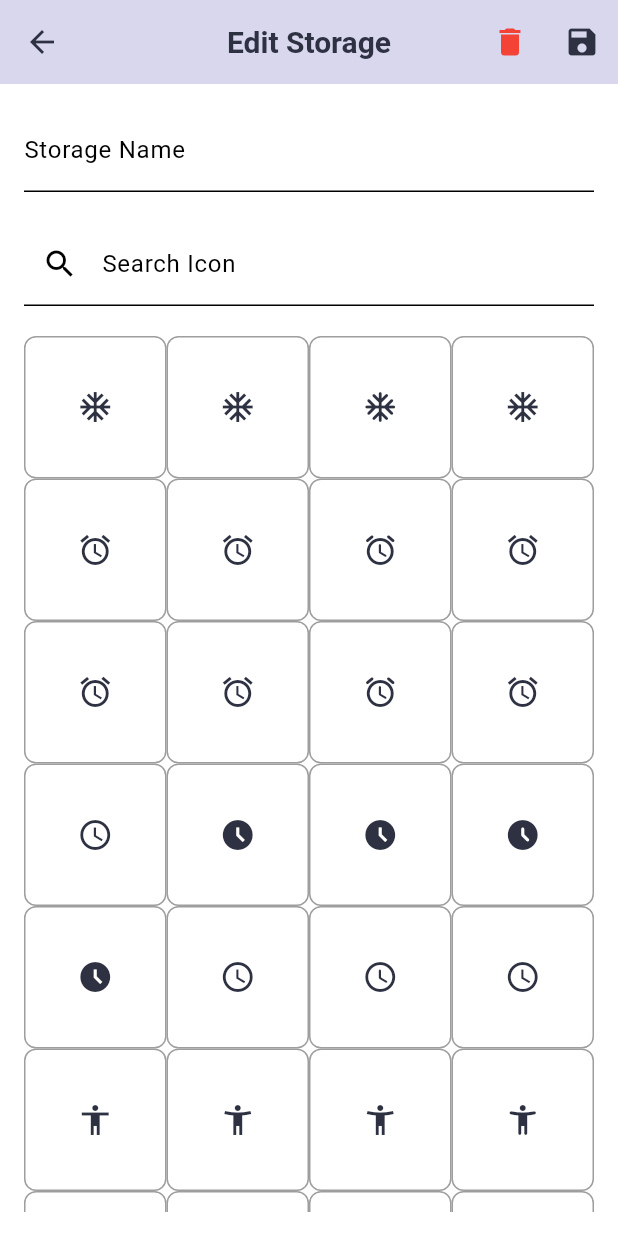
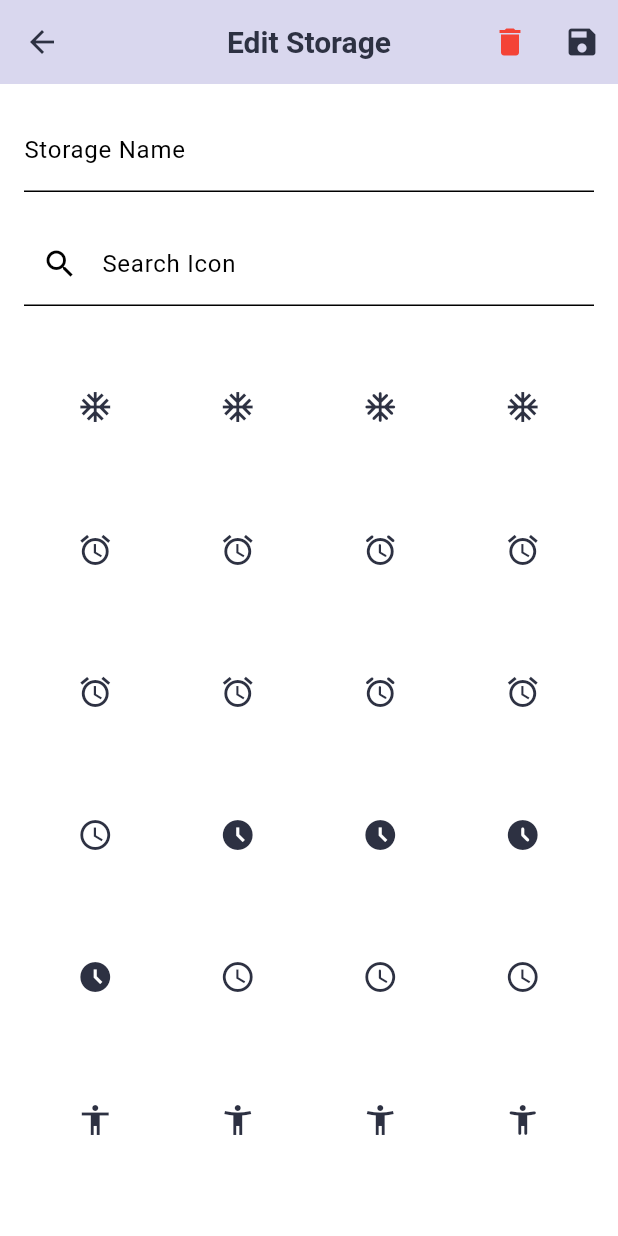
Before and after one commit to andreaferraboli/tracker, a Flutter app: the EditStorageScreen screen opened directly with empty values, on a phone screen of 412 x 824 dp. Run offline on Flutter 3.47's test engine with Material 3 defaults, Android fonts, the phone set to English and light mode, and no system bars; drawn by our look-alikes of toastification; our stand-ins replace cloud_firestore, firebase_auth, firebase_core, firebase_storage, fl_chart, flutter_colorpicker and 6 more; accounts and stored records are empty; generated files the repository leaves out were written again; network calls fail.

Commit message:
small fixes dad

```diff
--- a/lib/l10n/app_en.arb
+++ b/lib/l10n/app_en.arb
@@ -156,7 +156,7 @@
   "purchaseDate": "Purchase Date",
   "quantity": "Quantity",
   "quantityInKg": "Quantity in weight (kg)",
-  "quantityOwned": "Quantity Owned",
+  "quantityOwned": "Packages Owned",
   "quantityUnitOwned": "Units Owned",
   "quantityWeightOwned": "total weight owned",
   "recipeTips": "Recipe Tips",
--- a/lib/l10n/app_es.arb
+++ b/lib/l10n/app_es.arb
@@ -157,7 +157,7 @@
   "purchaseDate": "Fecha de compra",
   "quantity": "Cantidad",
   "quantityInKg": "Cantidad en peso (kg)",
-  "quantityOwned": "Cantidad disponible",
+  "quantityOwned": "Contidad disponible",
   "quantityUnitOwned": "Unidades disponibles",
   "quantityWeightOwned": "Peso total disponible",
   "recipeTips": "Consejos de recetas",
--- a/lib/l10n/app_fr.arb
+++ b/lib/l10n/app_fr.arb
@@ -156,7 +156,7 @@
   "purchaseDate": "Date d'achat",
   "quantity": "Quantité",
   "quantityInKg": "Quantité en poids (kg)",
-  "quantityOwned": "Quantité possédée",
+  "quantityOwned": "Contenance possédée",
   "quantityUnitOwned": "Unités possédées",
   "quantityWeightOwned": "Poids total possédé",
   "recipeTips": "Conseils de recettes",
--- a/lib/l10n/app_it.arb
+++ b/lib/l10n/app_it.arb
@@ -156,7 +156,7 @@
   "purchaseDate": "Data di acquisto",
   "quantity": "Quantità",
   "quantityInKg": "Quantità in peso (kg)",
-  "quantityOwned": "Quantità posseduta",
+  "quantityOwned": "Confezioni possedute",
   "quantityUnitOwned": "Unità possedute",
   "quantityWeightOwned": "Peso totale posseduto",
   "recipeTips": "Consigli per la ricetta",
--- a/lib/routes/edit_storage_screen.dart
+++ b/lib/routes/edit_storage_screen.dart
@@ -141,9 +141,10 @@ class EditStorageScreenState extends ConsumerState<EditStorageScreen> {
                   child: Container(
                     decoration: BoxDecoration(
                       border: Border.all(
+                          width: 3,
                           color: selectedIcon == iconName
-                              ? Theme.of(context).primaryColor
-                              : Colors.grey),
+                              ? Theme.of(context).colorScheme.primary
+                              : Colors.transparent),
                       borderRadius: BorderRadius.circular(8),
                     ),
                     child: Center(
--- a/lib/routes/expense_detail_screen.dart
+++ b/lib/routes/expense_detail_screen.dart
@@ -238,8 +238,10 @@ class ExpenseDetailScreen extends StatelessWidget {
                       child: Row(
                         children: [
                           CircleAvatar(
-                            backgroundColor:
-                                Theme.of(context).primaryColor.withOpacity(0.1),
+                            backgroundColor: Theme.of(context)
+                                .colorScheme
+                                .primary
+                                .withOpacity(0.1),
                             child: CategoryServices.iconFromCategory(
                                 item.category),
                           ),
--- a/lib/routes/filter_recipes_screen.dart
+++ b/lib/routes/filter_recipes_screen.dart
@@ -113,7 +113,7 @@ class FilterRecipesScreenState extends State<FilterRecipesScreen> {
                         onTap: () => toggleSelection(product['productName']),
                         child: Card(
                           color: isSelected
-                              ? Theme.of(context).primaryColor
+                              ? Theme.of(context).colorScheme.primary
                               : Colors.white,
                           shape: RoundedRectangleBorder(
                             borderRadius: BorderRadius.circular(
--- a/lib/routes/meal_details_screen.dart
+++ b/lib/routes/meal_details_screen.dart
@@ -218,7 +218,7 @@ class MealDetailScreen extends StatelessWidget {
                       padding: const EdgeInsets.symmetric(vertical: 4.0),
                       child: Container(
                         decoration: BoxDecoration(
-                          color: Theme.of(context).primaryColor,
+                          color: Theme.of(context).colorScheme.primary,
                           borderRadius: BorderRadius.circular(12.0),
                         ),
                         child: ListTile(
```
Also changed, not shown: lib/l10n/app_de.arb (+5 -5 lines), 1 other file.
